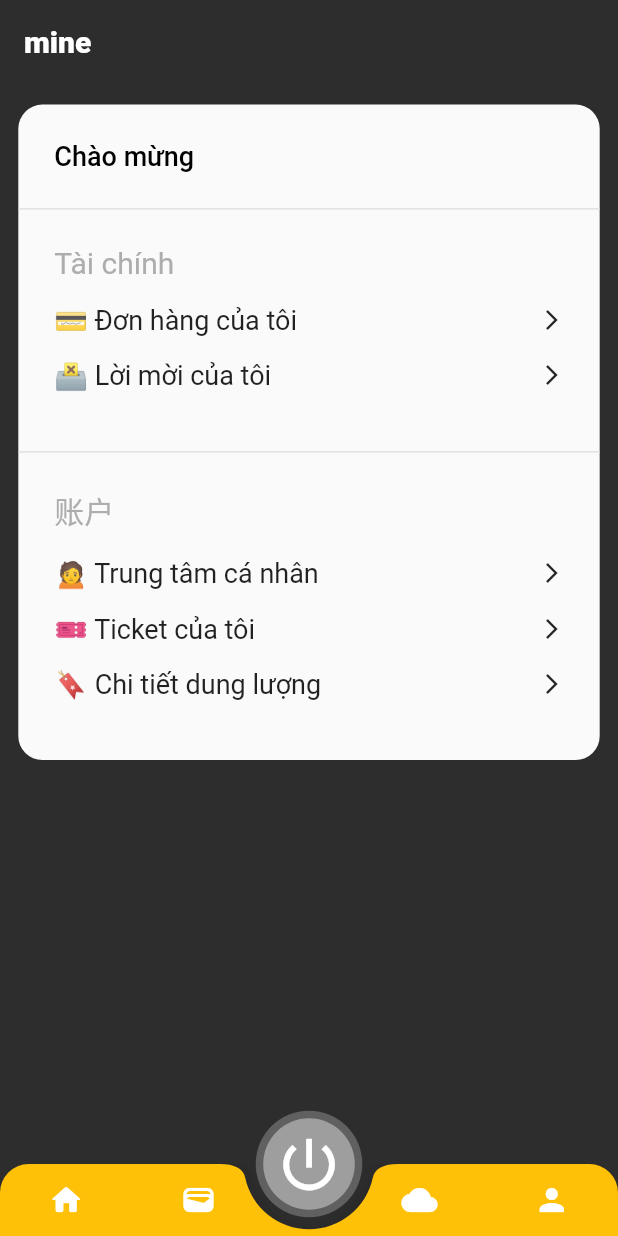
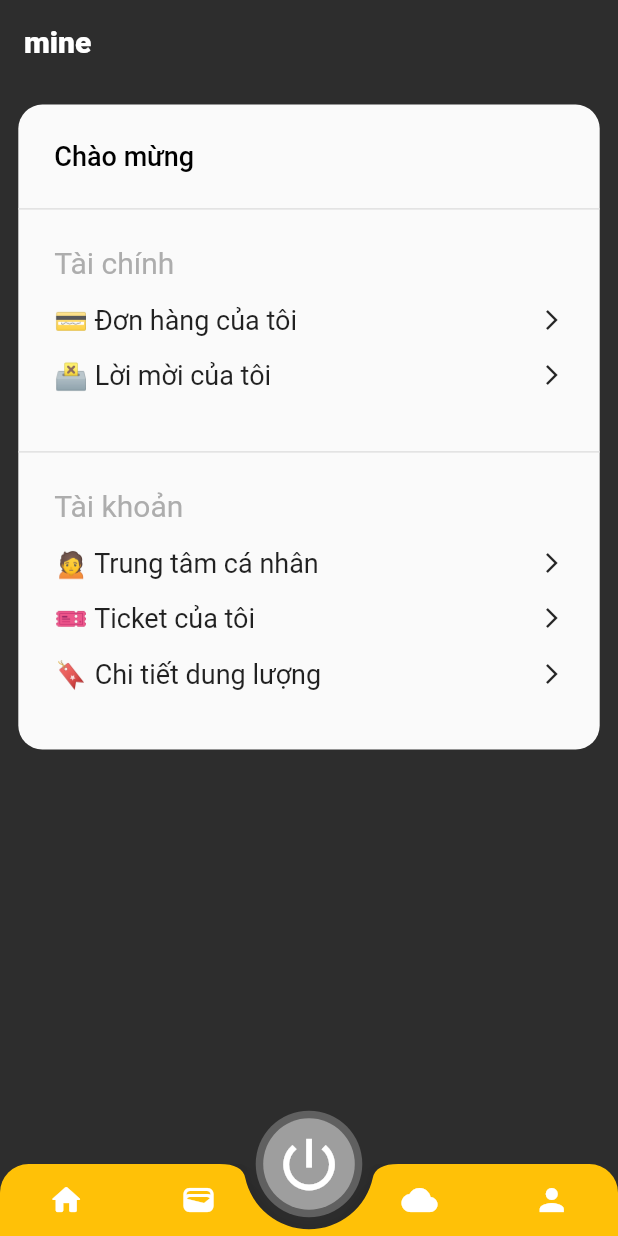
Before and after one commit to Github-Aiko/AikoVPN-Service-Application, a Flutter app: the screen it shows after launch, after a tap on "Chào Mừng", on a phone screen of 412 x 824 dp. Run offline on Flutter 3.47's test engine with Material 2 defaults, Android fonts, the phone set to English and light mode, and no system bars; our stand-ins replace dio, fluro, flutter_login, flutter_screenutil, fluttertoast, modal_bottom_sheet and 2 more; missing offline and left inert: crisp, flutter_icmp_ping; accounts and stored records are empty; generated files the repository leaves out were written again; network calls fail.

Commit message:
Update New

```diff
--- a/lib/constant/app_strings.dart
+++ b/lib/constant/app_strings.dart
@@ -1,5 +1,5 @@
 class AppStrings {
-  static const String appName = '云中漫步';
+  static const String appName = 'AikoVPN Service';
   static const String token = 'token';
   static const String authData = 'auth_data';
   static const String userInfo = 'USER_INFO';
@@ -9,6 +9,6 @@ class AppStrings {
   static const String selectServerIndex = 'SELECT_SERVER_INDEX';
   static const String selectServerNode = 'SELECT_SERVER_NODE';
   static const String isFirstOpen = "IS_FIRST_OPEN";
-  static const String openDoor = '开启加速服务';
-  static const String crispWebsiteId = 'a7bd3dc0-6bab-4f12-b9ac-e1997a97f4ca';
+  static const String openDoor = 'Bật dịch vụ tăng tốc';
+  static const String crispWebsiteId = '94fbc155-4831-487a-ab32-148302e2ada6';
 }
--- a/lib/pages/my_profile.dart
+++ b/lib/pages/my_profile.dart
@@ -105,7 +105,7 @@ class AccountWidget extends StatelessWidget {
               mainAxisAlignment: MainAxisAlignment.spaceBetween,
               children: const [
                 Text(
-                  "账户",
+                  "Tài khoản",
                   style: TextStyle(
                     color: Color(0xFFADADAD),
                     fontSize: 20,
--- a/lib/widgets/sliding_cards.dart
+++ b/lib/widgets/sliding_cards.dart
@@ -8,6 +8,8 @@ import 'package:sail/models/user_model.dart';
 import 'package:sail/service/plan_service.dart';
 import 'package:sail/service/user_service.dart';
 import 'package:sail/utils/navigator_util.dart';
+import 'package:intl/intl.dart';
+import 'package:intl/number_symbols.dart';
 
 class SlidingCardsView extends StatefulWidget {
   const SlidingCardsView({Key? key}) : super(key: key);
@@ -236,7 +238,7 @@ class CardContentState extends State<CardContent> {
               Transform.translate(
                 offset: Offset(32 * widget.offset, 0),
                 child: Text(
-                    'VND ${widget.lowestPrice} (bắt đầu từ)',
+                  '${NumberFormat.decimalPattern('vi').format(widget.lowestPrice)} VNĐ',
                   style: const TextStyle(
                     fontWeight: FontWeight.bold,
                     fontSize: 20,
--- a/pubspec.yaml
+++ b/pubspec.yaml
@@ -45,6 +45,7 @@ dependencies:
   fluttertoast: ^8.0.9
   meta: ^1.7.0
   flutter_icmp_ping: ^3.1.0
+
 
 dev_dependencies:
   flutter_lints: ^2.0.1
```
Also changed, not shown: 4 other files.
